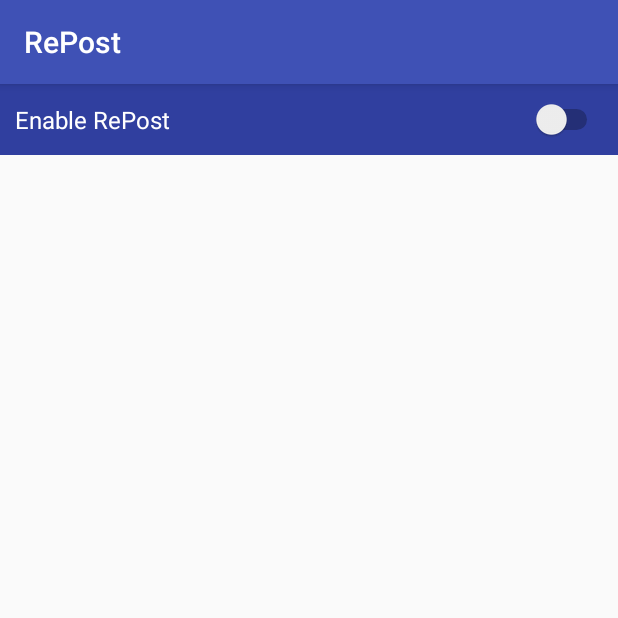
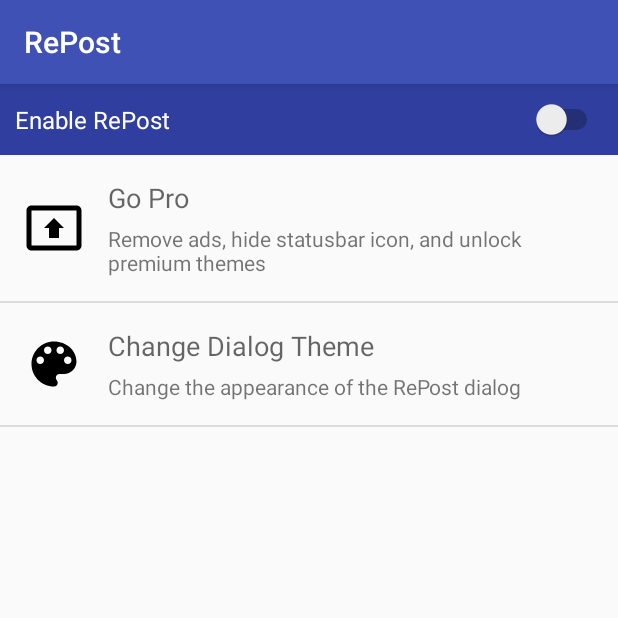
Before and after one commit to TheNightmanCodeth/ReGram, an Android app: the RedirectActivity screen opened directly, with no data from a screen before it, on a phone screen of 412 x 824 dp, the top half of it. Run offline under Robolectric (Android 15) with nearby library versions, the phone set to English and light mode, and no system bars.

Commit message:
Created service for clipboard listener & added banner ad to dialog

```diff
--- a/app/src/main/AndroidManifest.xml
+++ b/app/src/main/AndroidManifest.xml
@@ -35,6 +35,7 @@
                     android:scheme="regram"/>
             </intent-filter>
         </activity>
+        <service android:name=".ClipboardService" />
     </application>
 
 </manifest>
--- a/app/src/main/java/com/diragi/regram/Activities/RedirectActivity.java
+++ b/app/src/main/java/com/diragi/regram/Activities/RedirectActivity.java
@@ -1,17 +1,28 @@
 package com.diragi.regram.Activities;
 
+import android.app.Notification;
+import android.app.NotificationManager;
+import android.content.Context;
+import android.content.Intent;
 import android.content.SharedPreferences;
 import android.net.Uri;
 import android.preference.PreferenceManager;
+import android.support.v4.app.NotificationCompat;
 import android.support.v7.app.AppCompatActivity;
 import android.os.Bundle;
 import android.support.v7.widget.LinearLayoutManager;
+import android.support.v7.widget.ListViewCompat;
 import android.support.v7.widget.RecyclerView;
 import android.util.Log;
 import android.view.View;
+import android.widget.AdapterView;
+import android.widget.CompoundButton;
+import android.widget.ListView;
+import android.widget.Switch;
 import android.widget.Toast;
 
-import com.diragi.regram.Adapters.MainRecyclerAdapter;
+import com.diragi.regram.Adapters.ListAdapter;
+import com.diragi.regram.ClipboardService;
 import com.diragi.regram.R;
 
 import java.util.ArrayList;
@@ -28,23 +39,49 @@
         prefs = PreferenceManager.getDefaultSharedPreferences(getApplicationContext());
         edit = prefs.edit();
 
-        ArrayList<String> prefs = new ArrayList<String>();
-        prefs.add("Theme");
-        prefs.add("Pro");
+        final NotificationCompat.Builder notification = new NotificationCompat.Builder(getApplicationContext());
+        notification.setContentTitle("RePost");
+        notification.setContentText("Copy a posts share URL to RePost it!");
+        notification.setOngoing(true);
+        notification.setPriority(0);
+        notification.setSmallIcon(R.drawable.ic_logo);
 
-        RecyclerView recyclerView = (RecyclerView)findViewById(R.id.main_list);
-        recyclerView.setLayoutManager(new LinearLayoutManager(this));
-        MainRecyclerAdapter recyclerAdapter = new MainRecyclerAdapter(prefs, new MainRecyclerAdapter.OnItemClickedListener() {
+        final Notification notificationCompat = notification.build();
+
+        final NotificationManager notificationManager = (NotificationManager) getSystemService(Context.NOTIFICATION_SERVICE);
+
+        Switch enabledToggle = (Switch)findViewById(R.id.toggle);
+        enabledToggle.setOnCheckedChangeListener(new CompoundButton.OnCheckedChangeListener() {
             @Override
-            public void onItemClicked(View caller, int position) {
-                switch (position) {
-                    case 0:
-                        //Theme
-                        break;
-                    case 1:
-                        //Pro
-                        break;
+            public void onCheckedChanged(CompoundButton compoundButton, boolean b) {
+                if (b) {
+                    //Show the notification and start service
+                    notificationManager.notify(R.integer.notification_id, notificationCompat);
+                    Intent i = new Intent(RedirectActivity.this, ClipboardService.class);
+                    startService(i);
+                } else {
+                    //Disable the notification and stop service
+                    notificationManager.cancel(R.integer.notification_id);
+                    stopService(new Intent(RedirectActivity.this, ClipboardService.class));
                 }
+            }
+        });
+
+        list();
+    }
+
+    private void list() {
+        final String[] titles = {"Go Pro", "Change Dialog Theme"};
+        final String[] subs   = {"Remove ads, hide statusbar icon, and unlock premium themes", "Change the appearance of the RePost dialog"};
+        final Integer[] icons = {R.drawable.ic_present_to_all_black_24dp, R.drawable.ic_color_lens_black_24dp};
+
+        ListAdapter listAdapter = new ListAdapter(RedirectActivity.this, titles, subs, icons);
+        ListView list = (ListView)findViewById(R.id.main_list);
+        list.setAdapter(listAdapter);
+        list.setOnItemClickListener(new AdapterView.OnItemClickListener() {
+            @Override
+            public void onItemClick(AdapterView<?> adapterView, View view, int i, long l) {
+                Toast.makeText(RedirectActivity.this, "You clicked on:" +titles[i], Toast.LENGTH_LONG).show();
             }
         });
     }
--- /dev/null
+++ b/app/src/main/java/com/diragi/regram/Adapters/ListAdapter.java
@@ -0,0 +1,48 @@
+package com.diragi.regram.Adapters;
+
+import android.app.Activity;
+import android.view.LayoutInflater;
+import android.view.View;
+import android.view.ViewGroup;
+import android.widget.ArrayAdapter;
+import android.widget.ImageView;
+import android.widget.TextView;
+
+import com.diragi.regram.R;
+
+import org.w3c.dom.Text;
+
+/**
+ * Created by joe on 7/6/16.
+ */
+
+public class ListAdapter extends ArrayAdapter<String> {
+    private final Activity context;
+    private final String[] titles;
+    private final String[] subs;
+    private final Integer[] icons;
+
+    public ListAdapter(Activity context, String[] titles, String[] subs, Integer[] icons) {
+        super(context, R.layout.main_list_item, titles);
+        this.context = context;
+        this.titles = titles;
+        this.subs = subs;
+        this.icons = icons;
+    }
+
+    @Override
+    public View getView(int position, View view, ViewGroup parent) {
+        LayoutInflater inflater = context.getLayoutInflater();
+        View item = inflater.inflate(R.layout.main_list_item, null, true);
+
+        TextView title = (TextView)item.findViewById(R.id.list_title);
+        TextView sub   = (TextView)item.findViewById(R.id.list_sub);
+        ImageView icon = (ImageView)item.findViewById(R.id.list_icon);
+
+        title.setText(titles[position]);
+        sub.setText(subs[position]);
+        icon.setImageResource(icons[position]);
+
+        return item;
+    }
+}
--- /dev/null
+++ b/app/src/main/res/drawable/ic_logo.xml
@@ -0,0 +1,22 @@
+<vector android:height="24dp" android:viewportHeight="583.15955"
+    android:viewportWidth="583.15955" android:width="24dp" xmlns:android="http://schemas.android.com/apk/res/android">
+    <path android:fillAlpha="1" android:fillColor="#000000"
+        android:pathData="M-1610.9,-200.2L-1243.8,-200.2A104.3,104.3 0,0 1,-1139.5 -95.9L-1139.5,255.5A104.3,104.3 0,0 1,-1243.8 359.8L-1610.9,359.8A104.3,104.3 0,0 1,-1715.2 255.5L-1715.2,-95.9A104.3,104.3 0,0 1,-1610.9 -200.2z"
+        android:strokeAlpha="1" android:strokeColor="#00000000" android:strokeWidth="15"/>
+    <path android:fillAlpha="1" android:fillColor="#000000"
+        android:pathData="M-268.6,1101.9a858.4,425.5 0,1 0,1716.7 0a858.4,425.5 0,1 0,-1716.7 0z"
+        android:strokeAlpha="1" android:strokeColor="#00000000" android:strokeWidth="95.4230957"/>
+    <path android:fillColor="#00000000"
+        android:pathData="M162.3,27.6L420.8,27.6A134.8,134.8 112.2,0 1,555.6 162.3L555.6,420.8A134.8,134.8 0,0 1,420.8 555.6L162.3,555.6A134.8,134.8 125.6,0 1,27.6 420.8L27.6,162.3A134.8,134.8 0,0 1,162.3 27.6z"
+        android:strokeAlpha="1" android:strokeColor="#ffffff"
+        android:strokeLineCap="butt" android:strokeLineJoin="miter" android:strokeWidth="25.41428757"/>
+    <path android:fillAlpha="1" android:fillColor="#ffffff"
+        android:pathData="m463.6,314.6 l-45.2,0 -45.2,0 22.6,-39.1 22.6,-39.1 22.6,39.1z"
+        android:strokeAlpha="1" android:strokeColor="#ffffff" android:strokeWidth="2.80626392"/>
+    <path android:fillAlpha="1" android:fillColor="#ffffff"
+        android:pathData="m211.4,256.4 l-46.6,0 -46.6,0 23.3,40.4 23.3,40.4 23.3,-40.4z"
+        android:strokeAlpha="1" android:strokeColor="#ffffff" android:strokeWidth="2.89533687"/>
+    <path android:fillAlpha="1" android:fillColor="#00000000"
+        android:pathData="M292.1,291.6m-129.2,0a129.2,129.2 0,1 1,258.5 0a129.2,129.2 0,1 1,-258.5 0"
+        android:strokeAlpha="1" android:strokeColor="#ffffff" android:strokeWidth="25.41428757"/>
+</vector>
--- a/app/src/main/res/layout/activity_redirect.xml
+++ b/app/src/main/res/layout/activity_redirect.xml
@@ -27,6 +27,8 @@
             android:layout_width="wrap_content"
             android:layout_height="20dp"/>
         <Switch
+            android:id="@+id/toggle"
+            android:enabled="true"
             android:layout_marginTop="10dp"
             android:layout_marginEnd="10dp"
             android:layout_marginRight="10dp"
@@ -35,11 +37,9 @@
             android:layout_height="wrap_content" />
     </LinearLayout>
 
-    <android.support.v7.widget.RecyclerView
+    <ListView
         android:id="@+id/main_list"
         android:layout_width="match_parent"
-        android:layout_height="wrap_content">
-
-    </android.support.v7.widget.RecyclerView>
+        android:layout_height="match_parent"/>
 
 </LinearLayout>
--- a/app/src/main/res/layout/main_list_item.xml
+++ b/app/src/main/res/layout/main_list_item.xml
@@ -4,17 +4,18 @@
     android:orientation="horizontal"
     android:layout_width="match_parent"
     android:layout_height="match_parent"
-    android:id="@+id/itemBackground"
-    android:gravity="center_vertical">
+    android:id="@+id/itemBackground">
     <ImageView
         android:layout_marginEnd="16dp"
         android:layout_marginStart="16dp"
         android:src="@drawable/ic_present_to_all_black_24dp"
         android:layout_width="40dp"
         android:layout_height="40dp"
+        android:layout_gravity="center_vertical"
         android:id="@+id/list_icon"/>
     <LinearLayout
         android:orientation="vertical"
+        android:layout_gravity="center_vertical"
         android:layout_width="wrap_content"
         android:layout_height="wrap_content">
     <TextView
--- a/app/src/main/res/values/strings.xml
+++ b/app/src/main/res/values/strings.xml
@@ -1,4 +1,5 @@
 <resources>
     <string name="app_name">RePost</string>
     <string name="dialog_frag_title">ReGram</string>
+    <string name="banner_ad_test_id">ca-app-pub-3940256099942544/6300978111</string>
 </resources>
--- a/build.gradle
+++ b/build.gradle
@@ -6,7 +6,7 @@
     }
     dependencies {
         classpath 'com.android.tools.build:gradle:2.2.0-alpha4'
-
+        classpath 'com.google.gms:google-services:3.0.0'
         // NOTE: Do not place your application dependencies here; they belong
         // in the individual module build.gradle files
     }
```
Also changed, not shown: app/build.gradle (+3 -8 lines), app/src/main/java/com/diragi/regram/Activities/DialogActivity.java (+11 -0 lines), app/src/main/java/com/diragi/regram/Activities/MainActivity.java (+6 -40 lines), app/src/main/java/com/diragi/regram/Adapters/MainRecyclerAdapter.java (deleted, +0 -82 lines), app/src/main/java/com/diragi/regram/ClipboardService.java (added, +111 -0 lines), app/src/main/res/layout/regram_dialog.xml (+19 -12 lines), app/src/main/assets/fonts/RubikOne-Regular.ttf (deleted).
